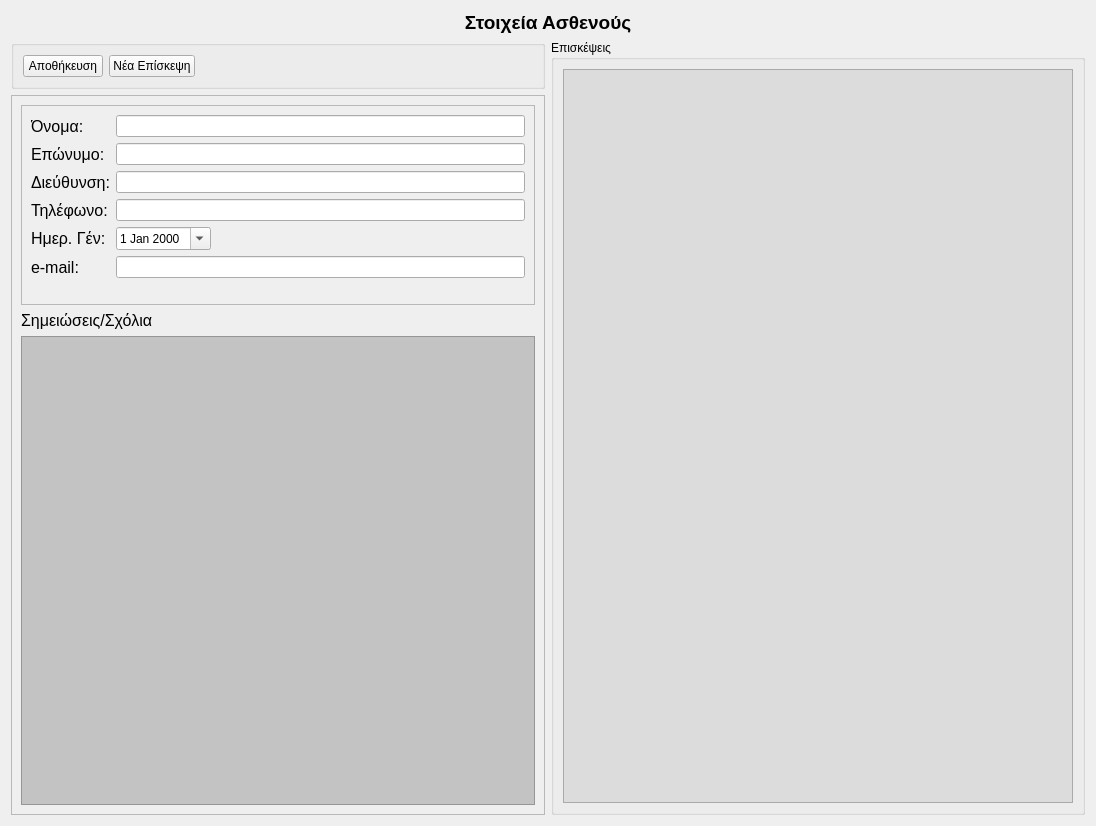
The window that ui/ui_files/edit_patient.ui (tdgs/medical_qt_ruby) describes before a commit, drawn with Qt 5.
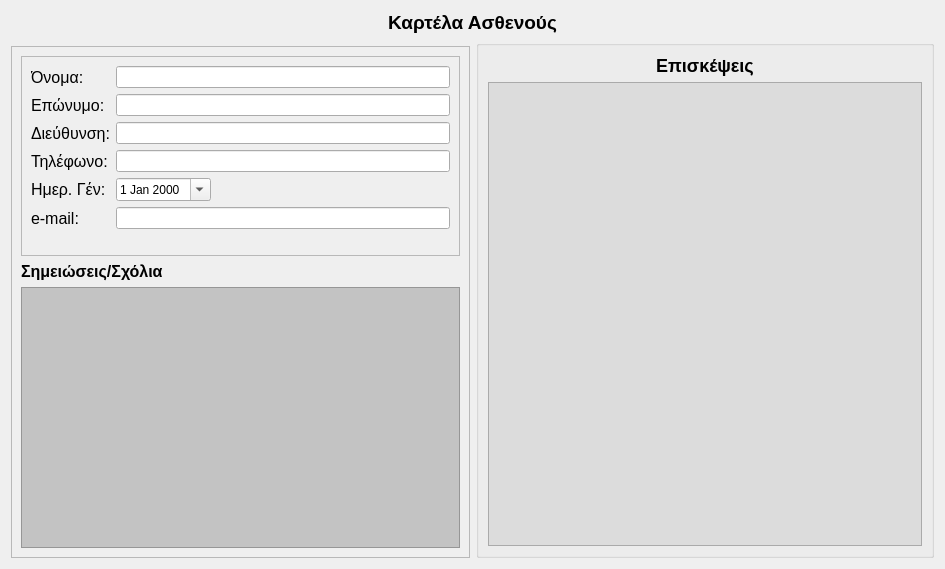
The same window after the commit. Icons and pictures are not drawn. Custom widgets are drawn as their Qt base class.

The edit to the form file:
```diff
--- a/ui/ui_files/edit_patient.ui
+++ b/ui/ui_files/edit_patient.ui
@@ -6,8 +6,8 @@
    <rect>
     <x>0</x>
     <y>0</y>
-    <width>1096</width>
-    <height>826</height>
+    <width>945</width>
+    <height>569</height>
    </rect>
   </property>
   <property name="windowTitle">
@@ -21,60 +21,10 @@
 &lt;html&gt;&lt;head&gt;&lt;meta name=&quot;qrichtext&quot; content=&quot;1&quot; /&gt;&lt;style type=&quot;text/css&quot;&gt;
 p, li { white-space: pre-wrap; }
 &lt;/style&gt;&lt;/head&gt;&lt;body style=&quot; font-family:'Ubuntu'; font-size:9pt; font-weight:400; font-style:normal;&quot;&gt;
-&lt;p align=&quot;center&quot; style=&quot; margin-top:0px; margin-bottom:0px; margin-left:0px; margin-right:0px; -qt-block-indent:0; text-indent:0px;&quot;&gt;&lt;span style=&quot; font-size:14pt; font-weight:600;&quot;&gt;Στοιχεία Ασθενούς&lt;/span&gt;&lt;/p&gt;&lt;/body&gt;&lt;/html&gt;</string>
+&lt;p align=&quot;center&quot; style=&quot; margin-top:0px; margin-bottom:0px; margin-left:0px; margin-right:0px; -qt-block-indent:0; text-indent:0px;&quot;&gt;&lt;span style=&quot; font-size:14pt; font-weight:600;&quot;&gt;Καρτέλα Ασθενούς&lt;/span&gt;&lt;/p&gt;&lt;/body&gt;&lt;/html&gt;</string>
      </property>
     </widget>
    </item>
-   <item row="1" column="0">
-    <widget class="QGroupBox" name="groupBox_2">
-     <property name="title">
-      <string/>
-     </property>
-     <layout class="QHBoxLayout" name="horizontalLayout">
-      <item>
-       <widget class="QPushButton" name="saveButton">
-        <property name="toolTip">
-         <string>Αποθήκευση Αλλαγών</string>
-        </property>
-        <property name="text">
-         <string>Αποθήκευση</string>
-        </property>
-        <property name="icon">
-         <iconset resource="../../resources/icons.qrc">
-          <normaloff>:/images/Save.png</normaloff>:/images/Save.png</iconset>
-        </property>
-       </widget>
-      </item>
-      <item>
-       <widget class="QPushButton" name="newExamSet">
-        <property name="toolTip">
-         <string>Καταχώρηση Νέας Επίσκεψης...</string>
-        </property>
-        <property name="text">
-         <string>Νέα Επίσκεψη</string>
-        </property>
-        <property name="icon">
-         <iconset resource="../../resources/icons.qrc">
-          <normaloff>:/images/Calendar.png</normaloff>:/images/Calendar.png</iconset>
-        </property>
-       </widget>
-      </item>
-      <item>
-       <spacer name="horizontalSpacer">
-        <property name="orientation">
-         <enum>Qt::Horizontal</enum>
-        </property>
-        <property name="sizeHint" stdset="0">
-         <size>
-          <width>40</width>
-          <height>20</height>
-         </size>
-        </property>
-       </spacer>
-      </item>
-     </layout>
-    </widget>
-   </item>
    <item row="2" column="0">
     <widget class="QFrame" name="frame_2">
      <property name="sizePolicy">
@@ -222,7 +172,11 @@
          </font>
         </property>
         <property name="text">
-         <string>Σημειώσεις/Σχόλια</string>
+         <string>&lt;!DOCTYPE HTML PUBLIC &quot;-//W3C//DTD HTML 4.0//EN&quot; &quot;http://www.w3.org/TR/REC-html40/strict.dtd&quot;&gt;
+&lt;html&gt;&lt;head&gt;&lt;meta name=&quot;qrichtext&quot; content=&quot;1&quot; /&gt;&lt;style type=&quot;text/css&quot;&gt;
+p, li { white-space: pre-wrap; }
+&lt;/style&gt;&lt;/head&gt;&lt;body style=&quot; font-family:'Ubuntu'; font-size:12pt; font-weight:400; font-style:normal;&quot;&gt;
+&lt;p style=&quot; margin-top:0px; margin-bottom:0px; margin-left:0px; margin-right:0px; -qt-block-indent:0; text-indent:0px;&quot;&gt;&lt;span style=&quot; font-weight:600;&quot;&gt;Σημειώσεις/Σχόλια&lt;/span&gt;&lt;/p&gt;&lt;/body&gt;&lt;/html&gt;</string>
         </property>
        </widget>
       </item>
@@ -253,7 +207,7 @@
       </font>
      </property>
      <property name="title">
-      <string>Επισκέψεις</string>
+      <string/>
      </property>
      <layout class="QGridLayout" name="gridLayout_5">
       <item row="1" column="0">
@@ -266,6 +220,13 @@
         </property>
        </widget>
       </item>
+      <item row="0" column="0">
+       <widget class="QLabel" name="label_7">
+        <property name="text">
+         <string>&lt;center&gt;&lt;h2&gt;Επισκέψεις&lt;/h2&gt;&lt;/center&gt;</string>
+        </property>
+       </widget>
+      </item>
      </layout>
     </widget>
    </item>
@@ -282,16 +243,16 @@
   </action>
  </widget>
  <customwidgets>
-  <customwidget>
-   <class>ExamSetTable</class>
-   <extends>QTableView</extends>
-   <header>examsettable.h</header>
-  </customwidget>
   <customwidget>
    <class>MyDateWidget</class>
    <extends>QDateEdit</extends>
    <header>mydatewidget.h</header>
   </customwidget>
+  <customwidget>
+   <class>ExamSetTable</class>
+   <extends>QTableView</extends>
+   <header>examsettable.h</header>
+  </customwidget>
   <customwidget>
    <class>MyTextEdit</class>
    <extends>QTextEdit</extends>
```
Left out of the diff: 57 changed lines with no effect on the pictures.
